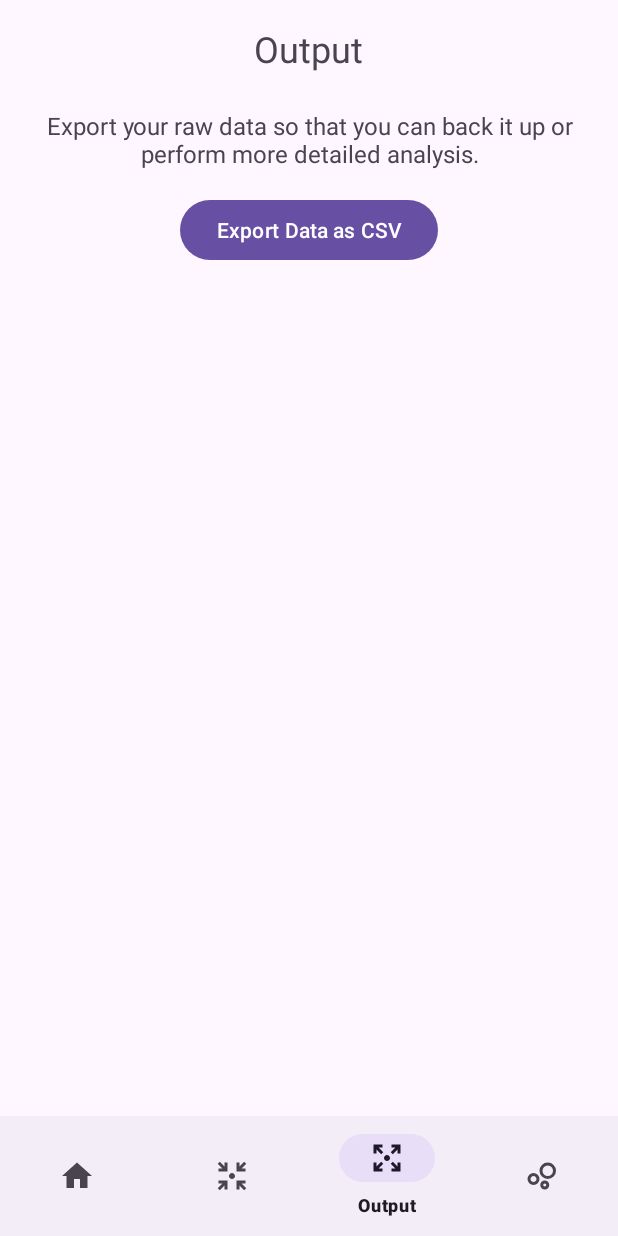
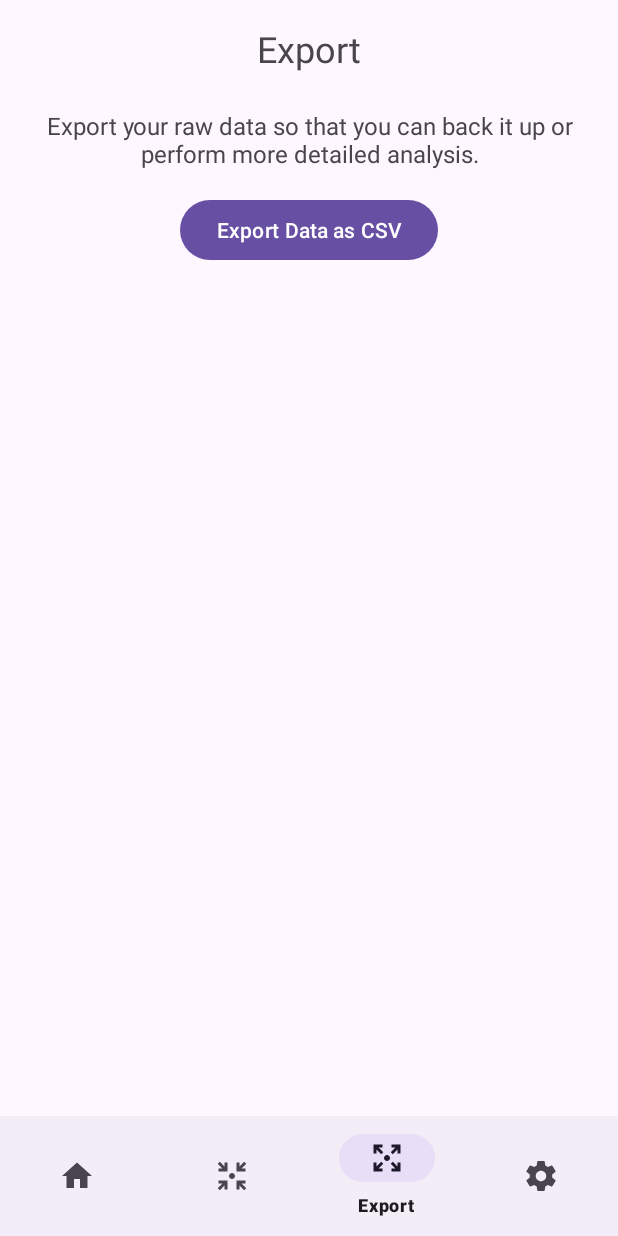
Before and after one commit to billpottle/LibreLog, an Android app: the fragment OutputFragment placed in its activity, item 3 of the bottom bar chosen, on a phone screen of 412 x 824 dp. Run offline under Robolectric (Android 15) with nearby library versions, the phone set to English and light mode, and no system bars; our stand-ins replace Room's generated code; libraries missing offline, so code that uses them is left out: com.github.mikephil.charting; 10 statements that could not run were skipped.

Commit message:
fixing settings and export menu

```diff
--- a/app/src/main/res/drawable/ic_help.xml
+++ b/app/src/main/res/drawable/ic_help.xml
@@ -1,5 +1,37 @@
-<vector xmlns:android="http://schemas.android.com/apk/res/android" android:height="24dp" android:tint="#000000" android:viewportHeight="960" android:viewportWidth="960" android:width="24dp">
-
-    <path android:fillColor="@android:color/white" android:pathData="M580,840Q530,840 495,805Q460,770 460,720Q460,670 495,635Q530,600 580,600Q630,600 665,635Q700,670 700,720Q700,770 665,805Q630,840 580,840ZM580,760Q597,760 608.5,748.5Q620,737 620,720Q620,703 608.5,691.5Q597,680 580,680Q563,680 551.5,691.5Q540,703 540,720Q540,737 551.5,748.5Q563,760 580,760ZM660,560Q568,560 504,496Q440,432 440,340Q440,248 504,184Q568,120 660,120Q752,120 816,184Q880,248 880,340Q880,432 816,496Q752,560 660,560ZM660,480Q719,480 759.5,439.5Q800,399 800,340Q800,281 759.5,240.5Q719,200 660,200Q601,200 560.5,240.5Q520,281 520,340Q520,399 560.5,439.5Q601,480 660,480ZM280,720Q214,720 167,673Q120,626 120,560Q120,494 167,447Q214,400 280,400Q346,400 393,447Q440,494 440,560Q440,626 393,673Q346,720 280,720ZM280,640Q313,640 336.5,616.5Q360,593 360,560Q360,527 336.5,503.5Q313,480 280,480Q247,480 223.5,503.5Q200,527 200,560Q200,593 223.5,616.5Q247,640 280,640ZM580,720Q580,720 580,720Q580,720 580,720Q580,720 580,720Q580,720 580,720Q580,720 580,720Q580,720 580,720Q580,720 580,720Q580,720 580,720ZM660,340Q660,340 660,340Q660,340 660,340Q660,340 660,340Q660,340 660,340Q660,340 660,340Q660,340 660,340Q660,340 660,340Q660,340 660,340ZM280,560Q280,560 280,560Q280,560 280,560Q280,560 280,560Q280,560 280,560Q280,560 280,560Q280,560 280,560Q280,560 280,560Q280,560 280,560Z"/>
-
+<?xml version="1.0" encoding="utf-8"?>
+<!--
+ * Copyright (c) 2016, The Android Open Source Project
+ *
+ * Licensed under the Apache License, Version 2.0 (the "License");
+ * you may not use this file except in compliance with the License.
+ * You may obtain a copy of the License at
+ *
+ *     http://www.apache.org/licenses/LICENSE-2.0
+ *
+ * Unless required by applicable law or agreed to in writing, software
+ * distributed under the License is distributed on an "AS IS" BASIS,
+ * WITHOUT WARRANTIES OR CONDITIONS OF ANY KIND, either express or implied.
+ * See the License for the specific language governing permissions and
+ * limitations under the License.
+*/
+-->
+<vector xmlns:android="http://schemas.android.com/apk/res/android"
+    android:width="24dp"
+    android:height="24dp"
+    android:viewportWidth="24"
+    android:viewportHeight="24">
+    <path
+        android:pathData="M0 0h24v24H0z" />
+    <path
+        android:fillColor="#ffffff"
+        android:pathData="M19.43 12.98c.04-.32 .07 -.64 .07 -.98s-.03-.66-.07-.98l2.11-1.65c.19-.15 .24
+-.42 .12 -.64l-2-3.46c-.12-.22-.39-.3-.61-.22l-2.49
+1c-.52-.4-1.08-.73-1.69-.98l-.38-2.65C14.46 2.18 14.25 2 14 2h-4c-.25 0-.46 .18
+-.49 .42 l-.38 2.65c-.61 .25 -1.17 .59 -1.69 .98 l-2.49-1c-.23-.09-.49 0-.61 .22
+l-2 3.46c-.13 .22 -.07 .49 .12 .64 l2.11 1.65c-.04 .32 -.07 .65 -.07 .98 s.03
+.66 .07 .98 l-2.11 1.65c-.19 .15 -.24 .42 -.12 .64 l2 3.46c.12 .22 .39 .3 .61
+.22 l2.49-1c.52 .4 1.08 .73 1.69 .98 l.38 2.65c.03 .24 .24 .42 .49 .42 h4c.25 0
+.46-.18 .49 -.42l.38-2.65c.61-.25 1.17-.59 1.69-.98l2.49 1c.23 .09 .49 0
+.61-.22l2-3.46c.12-.22 .07 -.49-.12-.64l-2.11-1.65zM12 15.5c-1.93
+0-3.5-1.57-3.5-3.5s1.57-3.5 3.5-3.5 3.5 1.57 3.5 3.5-1.57 3.5-3.5 3.5z" />
 </vector>
--- a/app/src/main/res/layout/fragment_output.xml
+++ b/app/src/main/res/layout/fragment_output.xml
@@ -12,7 +12,7 @@
         android:id="@+id/text_output_title"
         android:layout_width="wrap_content"
         android:layout_height="wrap_content"
-        android:text="@string/title_output"
+        android:text="@string/title_export"
         android:textSize="24sp"
         android:layout_marginBottom="24dp"/>
 
--- a/app/src/main/res/menu/bottom_navigation_menu.xml
+++ b/app/src/main/res/menu/bottom_navigation_menu.xml
@@ -10,7 +10,7 @@
     <item
         android:id="@+id/navigation_output"
         android:icon="@drawable/ic_output"
-        android:title="@string/title_output" />
+        android:title="@string/title_export" />
     <item
         android:id="@+id/navigation_help"
         android:icon="@drawable/ic_help"
--- a/app/src/main/res/values/strings.xml
+++ b/app/src/main/res/values/strings.xml
@@ -2,6 +2,6 @@
     <string name="app_name">LibreLog</string>
     <string name="title_home">Home</string>
     <string name="title_import">Import</string>
-    <string name="title_output">Output</string>
+    <string name="title_export">Export</string>
     <string name="title_settings">Settings</string>
 </resources>
```
